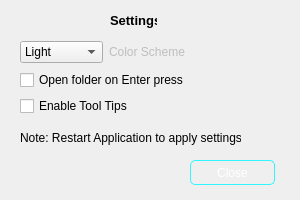
qrcline/WAEX_File_Organizer, file WaExport/settingd.ui: the form before one commit.
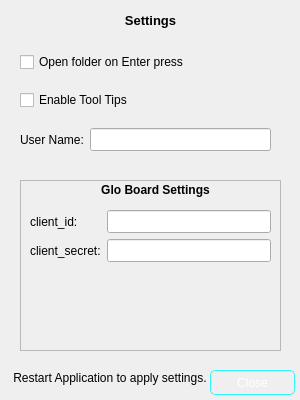
The form after the commit.

Commit message: Updating Layout and Glo Board Connection

Diff of the .ui file:
```diff
--- a/WaExport/settingd.ui
+++ b/WaExport/settingd.ui
@@ -7,7 +7,7 @@
     <x>0</x>
     <y>0</y>
     <width>300</width>
-    <height>200</height>
+    <height>400</height>
    </rect>
   </property>
   <property name="minimumSize">
@@ -19,7 +19,7 @@
   <property name="maximumSize">
    <size>
     <width>300</width>
-    <height>200</height>
+    <height>400</height>
    </size>
   </property>
   <property name="windowTitle">
@@ -28,9 +28,9 @@
   <widget class="QLabel" name="label">
    <property name="geometry">
     <rect>
-     <x>110</x>
+     <x>0</x>
      <y>10</y>
-     <width>47</width>
+     <width>301</width>
      <height>20</height>
     </rect>
    </property>
@@ -44,48 +44,20 @@
    <property name="text">
     <string>Settings</string>
    </property>
+   <property name="alignment">
+    <set>Qt::AlignCenter</set>
+   </property>
   </widget>
   <widget class="QWidget" name="layoutWidget">
    <property name="geometry">
     <rect>
      <x>20</x>
      <y>40</y>
-     <width>171</width>
-     <height>76</height>
+     <width>251</width>
+     <height>124</height>
     </rect>
    </property>
    <layout class="QVBoxLayout" name="verticalLayout">
-    <item>
-     <layout class="QHBoxLayout" name="horizontalLayout">
-      <item>
-       <widget class="QComboBox" name="settingsColorScheme">
-        <property name="enabled">
-         <bool>true</bool>
-        </property>
-        <item>
-         <property name="text">
-          <string>Light</string>
-         </property>
-        </item>
-        <item>
-         <property name="text">
-          <string>Dark</string>
-         </property>
-        </item>
-       </widget>
-      </item>
-      <item>
-       <widget class="QLabel" name="label_2">
-        <property name="enabled">
-         <bool>false</bool>
-        </property>
-        <property name="text">
-         <string>Color Scheme</string>
-        </property>
-       </widget>
-      </item>
-     </layout>
-    </item>
     <item>
      <widget class="QCheckBox" name="settingsOpenFolder">
       <property name="text">
@@ -100,13 +72,33 @@
       </property>
      </widget>
     </item>
+    <item>
+     <layout class="QHBoxLayout" name="horizontalLayout_2">
+      <item>
+       <widget class="QLabel" name="label_4">
+        <property name="text">
+         <string>User Name:</string>
+        </property>
+       </widget>
+      </item>
+      <item>
+       <widget class="QLineEdit" name="lineEdit">
+        <property name="font">
+         <font>
+          <pointsize>10</pointsize>
+         </font>
+        </property>
+       </widget>
+      </item>
+     </layout>
+    </item>
    </layout>
   </widget>
   <widget class="QPushButton" name="settingsClose">
    <property name="geometry">
     <rect>
-     <x>190</x>
-     <y>160</y>
+     <x>210</x>
+     <y>370</y>
      <width>85</width>
      <height>25</height>
     </rect>
@@ -127,16 +119,98 @@
   <widget class="QLabel" name="label_3">
    <property name="geometry">
     <rect>
-     <x>20</x>
-     <y>130</y>
+     <x>10</x>
+     <y>370</y>
      <width>221</width>
      <height>16</height>
     </rect>
    </property>
    <property name="text">
-    <string>Note: Restart Application to apply settings. </string>
+    <string> Restart Application to apply settings. </string>
    </property>
   </widget>
+  <widget class="QFrame" name="frame">
+   <property name="geometry">
+    <rect>
+     <x>20</x>
+     <y>180</y>
+     <width>261</width>
+     <height>171</height>
+    </rect>
+   </property>
+   <property name="frameShape">
+    <enum>QFrame::StyledPanel</enum>
+   </property>
+   <property name="frameShadow">
+    <enum>QFrame::Sunken</enum>
+   </property>
+   <widget class="QLabel" name="label_5">
+    <property name="geometry">
+     <rect>
+      <x>10</x>
+      <y>0</y>
+      <width>251</width>
+      <height>20</height>
+     </rect>
+    </property>
+    <property name="font">
+     <font>
+      <weight>75</weight>
+      <bold>true</bold>
+     </font>
+    </property>
+    <property name="text">
+     <string>Glo Board Settings</string>
+    </property>
+    <property name="alignment">
+     <set>Qt::AlignCenter</set>
+    </property>
+   </widget>
+   <widget class="QWidget" name="">
+    <property name="geometry">
+     <rect>
+      <x>10</x>
+      <y>30</y>
+      <width>241</width>
+      <height>56</height>
+     </rect>
+    </property>
+    <layout class="QFormLayout" name="formLayout">
+     <item row="0" column="0">
+      <widget class="QLabel" name="label_6">
+       <property name="text">
+        <string>client_id:</string>
+       </property>
+      </widget>
+     </item>
+     <item row="0" column="1">
+      <widget class="QLineEdit" name="lineEdit_2">
+       <property name="font">
+        <font>
+         <pointsize>10</pointsize>
+        </font>
+       </property>
+      </widget>
+     </item>
+     <item row="1" column="0">
+      <widget class="QLabel" name="label_7">
+       <property name="text">
+        <string>client_secret:</string>
+       </property>
+      </widget>
+     </item>
+     <item row="1" column="1">
+      <widget class="QLineEdit" name="lineEdit_3">
+       <property name="font">
+        <font>
+         <pointsize>10</pointsize>
+        </font>
+       </property>
+      </widget>
+     </item>
+    </layout>
+   </widget>
+  </widget>
  </widget>
  <resources/>
  <connections/>
```
The commit also changes 21 other files.
